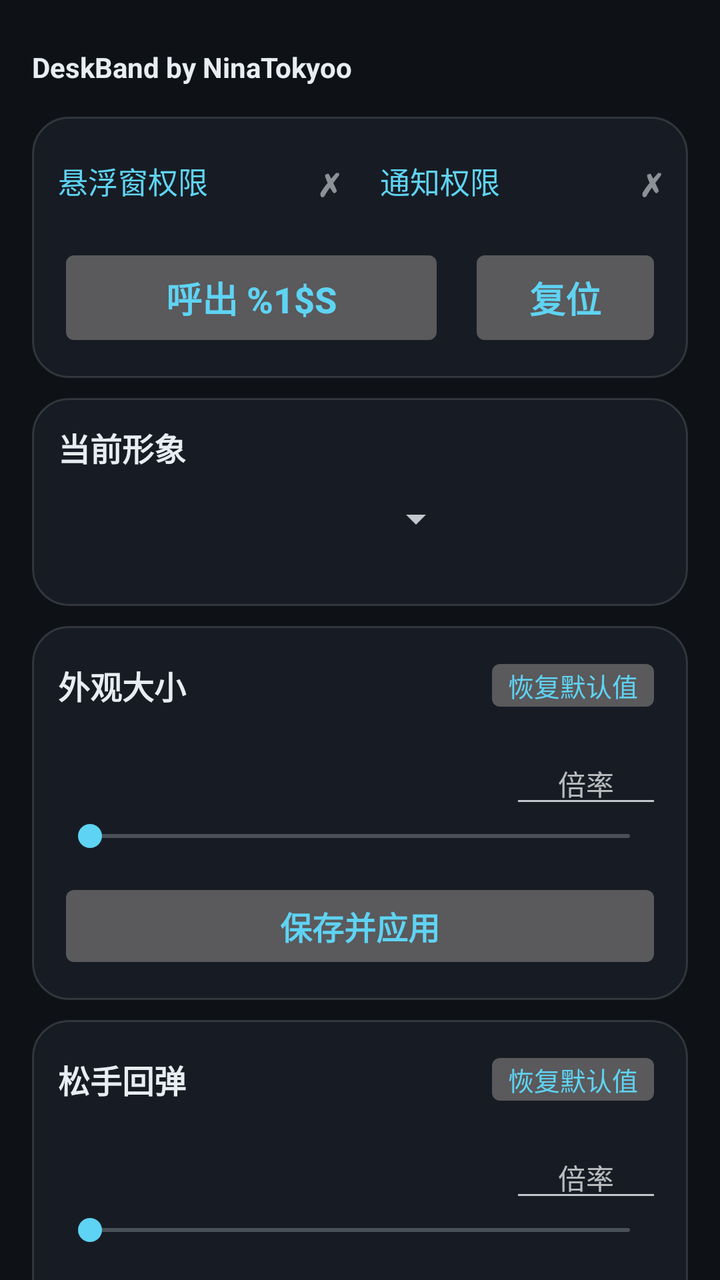
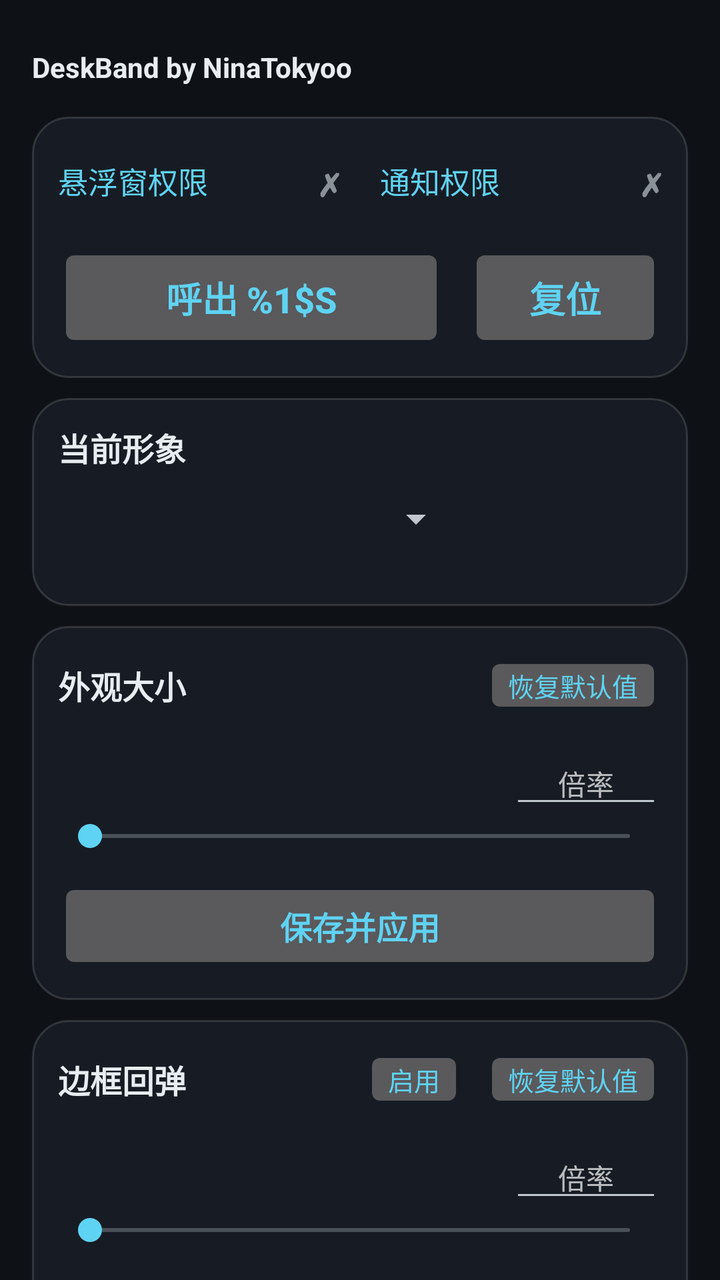

Screens rendered from an Android XML layout before and after an edit, with the pre-edit source and the edit as a unified diff.
<!-- AndroidManifest.xml: application theme AppTheme -->
<!-- res/layout/activity_main.xml -->
<?xml version="1.0" encoding="utf-8"?>
<ScrollView xmlns:android="http://schemas.android.com/apk/res/android"
    android:id="@+id/root"
    android:layout_width="match_parent"
    android:layout_height="match_parent"
    android:fillViewport="true"
    android:focusableInTouchMode="true"
    android:background="@color/bg"
    android:scrollbars="none">

    <LinearLayout
        android:layout_width="match_parent"
        android:layout_height="wrap_content"
        android:orientation="vertical"
        android:paddingTop="8dp"
        android:paddingBottom="28dp">

        
        <TextView
            android:id="@+id/txtTitle"
            android:layout_width="match_parent"
            android:layout_height="wrap_content"
            android:layout_marginStart="16dp"
            android:layout_marginEnd="16dp"
            android:layout_marginTop="18dp"
            android:layout_marginBottom="6dp"
            android:maxLines="1"
            android:includeFontPadding="false"
            android:text="@string/ui_title"
            android:textColor="@color/text_primary"
            android:textStyle="bold" />

        
        <LinearLayout style="@style/Card" android:tag="card" android:layout_marginStart="16dp" android:layout_marginEnd="16dp">

            
            <LinearLayout
                android:layout_width="match_parent"
                android:layout_height="wrap_content"
                android:orientation="horizontal"
                android:baselineAligned="false">

                <LinearLayout
                    android:id="@+id/rowOverlay"
                    android:layout_width="0dp"
                    android:layout_height="wrap_content"
                    android:layout_weight="1"
                    android:orientation="horizontal"
                    android:gravity="center_vertical"
                    android:background="?android:attr/selectableItemBackground"
                    android:paddingTop="8dp"
                    android:paddingBottom="8dp">

                    <TextView
                        android:id="@+id/txtPermOverlay"
                        android:layout_width="0dp"
                        android:layout_height="wrap_content"
                        android:layout_weight="1"
                        android:maxLines="1"
                        android:ellipsize="end"
                        android:text="@string/perm_overlay"
                        android:textColor="@color/accent"
                        android:textSize="15sp" />

                    <TextView
                        android:id="@+id/markOverlay"
                        android:layout_width="wrap_content"
                        android:layout_height="wrap_content"
                        android:layout_marginStart="6dp"
                        android:textSize="16sp"
                        android:textStyle="bold"
                        android:text="@string/perm_missing_mark" />
                </LinearLayout>

                <LinearLayout
                    android:id="@+id/rowNotify"
                    android:layout_width="0dp"
                    android:layout_height="wrap_content"
                    android:layout_weight="1"
                    android:layout_marginStart="20dp"
                    android:orientation="horizontal"
                    android:gravity="center_vertical"
                    android:background="?android:attr/selectableItemBackground"
                    android:paddingTop="8dp"
                    android:paddingBottom="8dp">

                    <TextView
                        android:id="@+id/txtPermNotify"
                        android:layout_width="0dp"
                        android:layout_height="wrap_content"
                        android:layout_weight="1"
                        android:maxLines="1"
                        android:ellipsize="end"
                        android:text="@string/perm_notify"
                        android:textColor="@color/accent"
                        android:textSize="15sp" />

                    <TextView
                        android:id="@+id/markNotify"
                        android:layout_width="wrap_content"
                        android:layout_height="wrap_content"
                        android:layout_marginStart="6dp"
                        android:textSize="16sp"
                        android:textStyle="bold"
                        android:text="@string/perm_missing_mark" />
                </LinearLayout>
            </LinearLayout>

            
            <LinearLayout
                android:layout_width="match_parent"
                android:layout_height="wrap_content"
                android:layout_marginTop="12dp"
                android:orientation="horizontal"
                android:baselineAligned="false">

                <Button
                    android:id="@+id/btnToggle"
                    style="@style/BigButton"
                    android:layout_width="0dp"
                    android:layout_height="match_parent"
                    android:layout_weight="2"
                    android:layout_marginTop="0dp"
                    android:maxLines="1"
                    android:ellipsize="end"
                    android:text="@string/btn_summon" />

                <Button
                    android:id="@+id/btnReset"
                    style="@style/BigButton"
                    android:layout_width="0dp"
                    android:layout_height="match_parent"
                    android:layout_weight="1"
                    android:layout_marginTop="0dp"
                    android:layout_marginStart="12dp"
                    android:maxLines="1"
                    android:text="@string/btn_reset" />
            </LinearLayout>
        </LinearLayout>

        
        <LinearLayout
            style="@style/Card"
            android:tag="card"
            android:padding="0dp"
            android:clipToOutline="true"
            android:layout_marginStart="16dp"
            android:layout_marginEnd="16dp">

            <FrameLayout
                android:layout_width="match_parent"
                android:layout_height="wrap_content">

                <LinearLayout
                    android:layout_width="match_parent"
                    android:layout_height="wrap_content"
                    android:orientation="vertical"
                    android:padding="13dp">

                    <TextView
                        style="@style/CardTitle"
                        android:text="@string/section_skin" />

                    <Spinner
                        android:id="@+id/spinnerSkin"
                        android:layout_width="match_parent"
                        android:layout_height="wrap_content"
                        android:layout_marginTop="12dp"
                        android:layout_marginEnd="99dp"
                        android:popupAnimationStyle="@style/SpinnerPopupAnim" />
                </LinearLayout>

                
                <ImageView
                    android:id="@+id/imgCornerPreview"
                    android:layout_width="104dp"
                    android:layout_height="104dp"
                    android:layout_gravity="end|bottom"
                    android:scaleType="matrix"
                    android:clickable="false"
                    android:focusable="false"
                    android:importantForAccessibility="no" />
            </FrameLayout>
        </LinearLayout>

        
        <LinearLayout style="@style/Card" android:tag="card" android:layout_marginStart="16dp" android:layout_marginEnd="16dp">

            <LinearLayout style="@style/CardTitleRow">

                <TextView
                    style="@style/CardTitle"
                    android:layout_width="0dp"
                    android:layout_weight="1"
                    android:text="@string/section_look" />

                <Button
                    android:id="@+id/btnResetSize"
                    style="@style/CardAction"
                    android:text="@string/restore_default" />
            </LinearLayout>

            
            <LinearLayout
                android:layout_width="match_parent"
                android:layout_height="wrap_content"
                android:layout_marginTop="12dp"
                android:orientation="horizontal"
                android:gravity="center_vertical">

                <TextView
                    android:id="@+id/txtSize"
                    android:layout_width="0dp"
                    android:layout_height="wrap_content"
                    android:layout_weight="1"
                    android:maxLines="1"
                    android:ellipsize="end"
                    android:textColor="@color/text_secondary"
                    android:textSize="13sp" />

                <EditText
                    android:id="@+id/editSize"
                    android:layout_width="76dp"
                    android:layout_height="wrap_content"
                    android:layout_marginStart="10dp"
                    android:inputType="numberDecimal"
                    android:imeOptions="actionDone"
                    android:maxLength="5"
                    android:textSize="14sp"
                    android:gravity="center"
                    android:hint="@string/size_input" />
            </LinearLayout>

            <SeekBar
                android:id="@+id/seekSize"
                android:layout_width="match_parent"
                android:layout_height="wrap_content" />

            <Button
                android:id="@+id/btnSaveSize"
                style="@style/PrimaryButton"
                android:text="@string/save_apply" />
        </LinearLayout>

        
        <LinearLayout style="@style/Card" android:tag="card" android:layout_marginStart="16dp" android:layout_marginEnd="16dp">

            <LinearLayout style="@style/CardTitleRow">

                <TextView
                    style="@style/CardTitle"
                    android:layout_width="0dp"
                    android:layout_weight="1"
                    android:text="@string/section_bounce" />

                <Button
                    android:id="@+id/btnResetBounce"
                    style="@style/CardAction"
                    android:text="@string/restore_default" />
            </LinearLayout>

            
            <LinearLayout
                android:layout_width="match_parent"
                android:layout_height="wrap_content"
                android:layout_marginTop="12dp"
                android:orientation="horizontal"
                android:gravity="center_vertical">

                <TextView
                    android:id="@+id/txtBounceAmp"
                    android:layout_width="0dp"
                    android:layout_height="wrap_content"
                    android:layout_weight="1"
                    android:maxLines="1"
                    android:ellipsize="end"
                    android:textColor="@color/text_secondary"
                    android:textSize="13sp" />

                <EditText
                    android:id="@+id/editBounceAmp"
                    android:layout_width="76dp"
                    android:layout_height="wrap_content"
                    android:layout_marginStart="10dp"
                    android:inputType="numberDecimal"
                    android:imeOptions="actionDone"
                    android:maxLength="5"
                    android:textSize="14sp"
                    android:gravity="center"
                    android:hint="@string/bounce_amp_input" />
            </LinearLayout>

            <SeekBar
                android:id="@+id/seekBounceAmp"
                android:layout_width="match_parent"
                android:layout_height="wrap_content" />

            
            <LinearLayout
                android:layout_width="match_parent"
                android:layout_height="wrap_content"
                android:layout_marginTop="8dp"
                android:orientation="horizontal"
                android:gravity="center_vertical">

                <TextView
                    android:id="@+id/txtBounceMs"
                    android:layout_width="0dp"
                    android:layout_height="wrap_content"
                    android:layout_weight="1"
                    android:maxLines="1"
                    android:ellipsize="end"
                    android:textColor="@color/text_secondary"
                    android:textSize="13sp" />

                <EditText
                    android:id="@+id/editBounceMs"
                    android:layout_width="76dp"
                    android:layout_height="wrap_content"
                    android:layout_marginStart="10dp"
                    android:inputType="numberDecimal"
                    android:imeOptions="actionDone"
                    android:maxLength="5"
                    android:textSize="14sp"
                    android:gravity="center"
                    android:hint="@string/bounce_ms_input" />
            </LinearLayout>

            <SeekBar
                android:id="@+id/seekBounceMs"
                android:layout_width="match_parent"
                android:layout_height="wrap_content" />

            <Button
                android:id="@+id/btnSaveBounce"
                style="@style/PrimaryButton"
                android:text="@string/save_apply" />
        </LinearLayout>

        
        <LinearLayout style="@style/Card" android:tag="card" android:layout_marginStart="16dp" android:layout_marginEnd="16dp">

            <TextView
                style="@style/CardTitle"
                android:text="@string/section_notify" />

            <EditText
                android:id="@+id/editNotify"
                android:layout_width="match_parent"
                android:layout_height="wrap_content"
                android:layout_marginTop="12dp"
                android:inputType="text"
                android:imeOptions="actionDone"
                android:maxLength="40"
                android:maxLines="2"
                android:textSize="15sp"
                android:hint="@string/notify_input" />

            <TextView
                android:id="@+id/txtNotifyCount"
                android:layout_width="match_parent"
                android:layout_height="wrap_content"
                android:layout_marginTop="4dp"
                android:textColor="@color/text_secondary"
                android:textSize="12sp" />

            <Button
                android:id="@+id/btnSaveNotify"
                style="@style/PrimaryButton"
                android:layout_marginTop="10dp"
                android:text="@string/save_apply" />
        </LinearLayout>

        
        <LinearLayout
            style="@style/Card"
            android:tag="card"
            android:layout_marginStart="16dp"
            android:layout_marginEnd="16dp">

            <TextView
                style="@style/CardTitle"
                android:text="@string/section_theme" />

            <Spinner
                android:id="@+id/spinnerTheme"
                android:layout_width="match_parent"
                android:layout_height="wrap_content"
                android:layout_marginTop="12dp"
                android:popupAnimationStyle="@style/SpinnerPopupAnim" />
        </LinearLayout>
    </LinearLayout>
</ScrollView>
<!-- resources referenced by this layout -->
<resources>
  <color name="accent">#5FD3F3</color>
  <color name="bg">#0E1116</color>
  <color name="text_primary">#E8EDF2</color>
  <color name="text_secondary">#93A1B0</color>
  <string name="bounce_amp_input">倍率</string>
  <string name="bounce_ms_input">倍率</string>
  <string name="btn_reset">复位</string>
  <string name="btn_summon">呼出 %1$s</string>
  <string name="notify_input">留空使用默认文案</string>
  <string name="perm_missing_mark">✗</string>
  <string name="perm_notify">通知权限</string>
  <string name="perm_overlay">悬浮窗权限</string>
  <string name="restore_default">恢复默认值</string>
  <string name="save_apply">保存并应用</string>
  <string name="section_bounce">松手回弹</string>
  <string name="section_look">外观大小</string>
  <string name="section_notify">通知栏内容</string>
  <string name="section_skin">当前形象</string>
  <string name="section_theme">外观模式</string>
  <string name="size_input">倍率</string>
  <string name="ui_title">DeskBand by NinaTokyoo</string>
  <style name="BigButton" parent="PrimaryButton">
          <item name="android:textSize">18sp</item>
          <item name="android:paddingTop">14dp</item>
          <item name="android:paddingBottom">14dp</item>
          <item name="android:layout_marginTop">12dp</item>
      </style>
  <style name="Card">
          <item name="android:layout_width">match_parent</item>
          <item name="android:layout_height">wrap_content</item>
          <item name="android:orientation">vertical</item>
          <item name="android:background">@drawable/card_bg</item>
          <item name="android:padding">13dp</item>
          <item name="android:layout_marginTop">10dp</item>
      </style>
  <style name="CardTitle">
          <item name="android:layout_width">wrap_content</item>
          <item name="android:layout_height">wrap_content</item>
          <item name="android:textColor">@color/text_primary</item>
          <item name="android:textSize">16sp</item>
          <item name="android:textStyle">bold</item>
      </style>
  <style name="CardTitleRow">
          <item name="android:layout_width">match_parent</item>
          <item name="android:layout_height">wrap_content</item>
          <item name="android:orientation">horizontal</item>
          <item name="android:gravity">center_vertical</item>
      </style>
  <style name="PrimaryButton">
          <item name="android:layout_width">match_parent</item>
          <item name="android:layout_height">wrap_content</item>
          <item name="android:layout_marginTop">12dp</item>
          <item name="android:textColor">@color/accent</item>
          <item name="android:textSize">16sp</item>
          <item name="android:textStyle">bold</item>
          <item name="android:paddingTop">11dp</item>
          <item name="android:paddingBottom">11dp</item>
          <item name="android:stateListAnimator">@null</item>
      </style>
  <style name="SpinnerPopupAnim">
          <item name="android:windowEnterAnimation">@android:anim/fade_in</item>
          <item name="android:windowExitAnimation">@android:anim/fade_out</item>
      </style>
  <style name="AppTheme" parent="@android:style/Theme.DeviceDefault.NoActionBar">
          <item name="android:windowBackground">@color/bg</item>
          <item name="android:colorAccent">@color/accent</item>
          <item name="android:statusBarColor">@android:color/transparent</item>
          <item name="android:navigationBarColor">@android:color/transparent</item>
          <item name="android:windowLightStatusBar">false</item>
      </style>
  <!-- drawable card_bg (drawable) -->
  <?xml version="1.0" encoding="utf-8"?>
  <shape xmlns:android="http://schemas.android.com/apk/res/android"
      android:shape="rectangle">
      <solid android:color="@color/card" />
      <corners android:radius="18dp" />
      <stroke android:width="1dp" android:color="@color/card_stroke" />
  </shape>
  <color name="card">#171C24</color>
  <color name="card_stroke">#22FFFFFF</color>
  <!-- unchanged entries left out for length: 1 -->
</resources>

<!-- the commit's change to res/layout/activity_main.xml (unified diff, before → after) -->
@@ -253,6 +253,12 @@
                     android:layout_weight="1"
                     android:text="@string/section_bounce" />
 
+                
+                <Button
+                    android:id="@+id/btnBounceToggle"
+                    style="@style/CardAction"
+                    android:text="@string/bounce_on" />
+
                 <Button
                     android:id="@+id/btnResetBounce"
                     style="@style/CardAction"
<!-- resource entries referenced after the edit -->
@@ -6,6 +6,7 @@
   <color name="text_secondary">#93A1B0</color>
   <string name="bounce_amp_input">倍率</string>
   <string name="bounce_ms_input">倍率</string>
+  <string name="bounce_on">启用</string>
   <string name="btn_reset">复位</string>
   <string name="btn_summon">呼出 %1$s</string>
   <string name="notify_input">留空使用默认文案</string>
@@ -14,7 +15,7 @@
   <string name="perm_overlay">悬浮窗权限</string>
   <string name="restore_default">恢复默认值</string>
   <string name="save_apply">保存并应用</string>
-  <string name="section_bounce">松手回弹</string>
+  <string name="section_bounce">边框回弹</string>
   <string name="section_look">外观大小</string>
   <string name="section_notify">通知栏内容</string>
   <string name="section_skin">当前形象</string>
